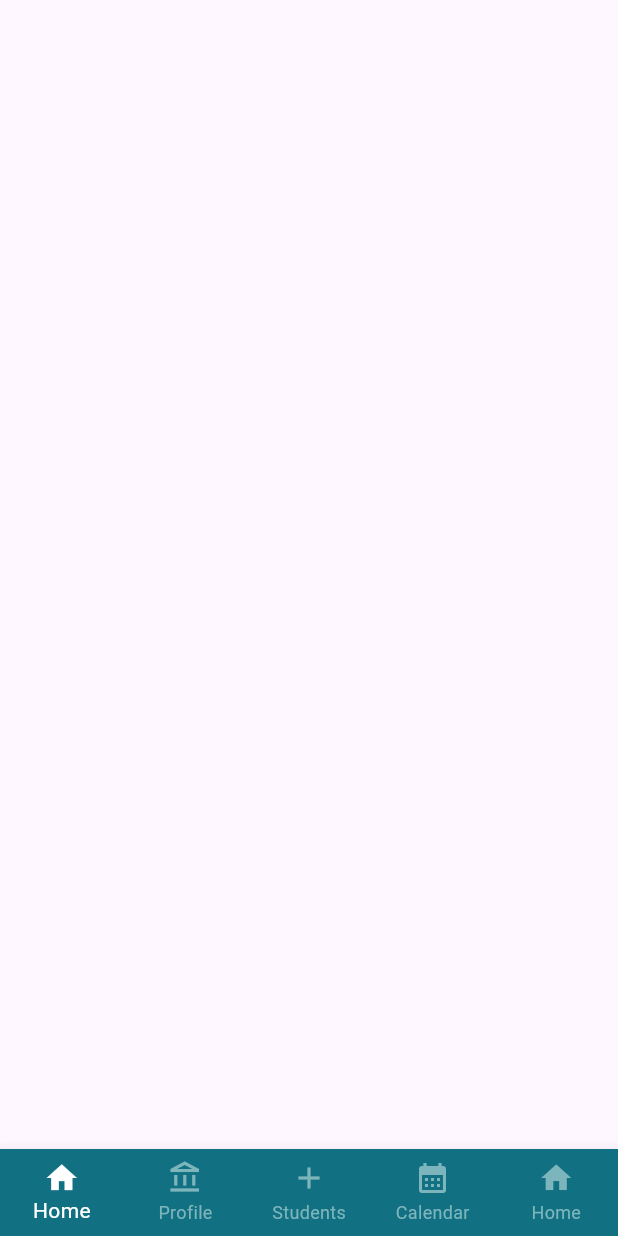
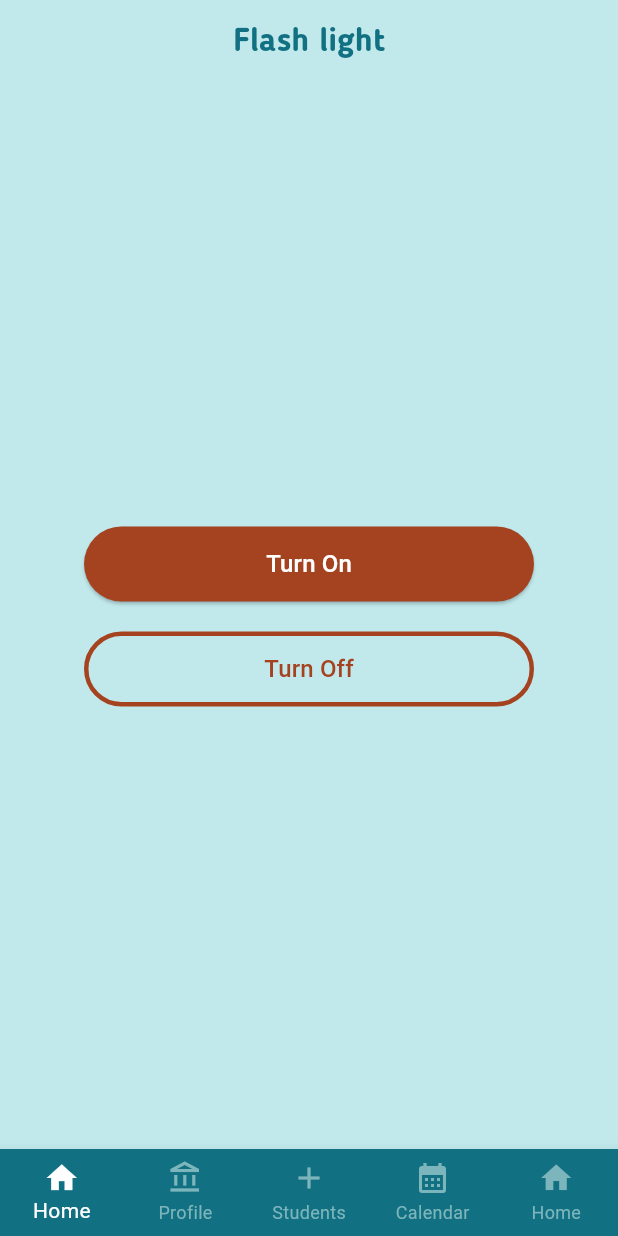
Before and after one commit to LiliaKhylynska/Term, a Flutter app: the DashboardPage screen opened directly, swiped to page 3, on a phone screen of 412 x 824 dp. Run offline on Flutter 3.47's test engine with Material 3 defaults, Android fonts, the phone set to English and light mode, and no system bars; our stand-ins replace cloud_firestore, connectivity_plus, firebase_core, flutter_bloc, hive_flutter; missing offline and left inert: flash_light_plugin; accounts and stored records are empty.

Commit message:
add flash light

```diff
--- a/lib/screens/dashboard_page.dart
+++ b/lib/screens/dashboard_page.dart
@@ -3,6 +3,7 @@ import 'dart:async';
 import 'package:connectivity_plus/connectivity_plus.dart';
 import 'package:flutter/material.dart';
 import 'package:term/constants/colors.dart';
+import 'package:term/screens/flash_light_page.dart';
 import 'package:term/screens/home_page.dart';
 import 'package:term/screens/profile_page.dart';
 import 'package:term/widgets/error_popup.dart';
@@ -49,7 +50,7 @@ class _DashboardPageState extends State<DashboardPage> {
         children: const [
           HomePage(),
           ProfilePage(),
-          Scaffold(),
+          FlashLightPage(),
           Scaffold(),
           Scaffold(),
         ],
--- /dev/null
+++ b/lib/screens/flash_light_page.dart
@@ -0,0 +1,50 @@
+import 'package:flash_light_plugin/flash_light_plugin.dart';
+import 'package:flutter/material.dart';
+import 'package:term/constants/colors.dart';
+import 'package:term/widgets/primary_button.dart';
+import 'package:term/widgets/secondary_button.dart';
+
+class FlashLightPage extends StatelessWidget {
+  const FlashLightPage({super.key});
+
+  @override
+  Widget build(BuildContext context) {
+    return Scaffold(
+      backgroundColor: AppColors.lightBlue,
+      appBar: AppBar(
+        backgroundColor: Colors.transparent,
+        centerTitle: true,
+        title: const Text(
+          'Flash light',
+          style: TextStyle(
+            color: AppColors.green,
+            fontWeight: FontWeight.bold,
+            fontFamily: "Blogger-Sans",
+          ),
+        ),
+      ),
+      body: Center(
+        child: Column(
+          crossAxisAlignment: CrossAxisAlignment.center,
+          mainAxisAlignment: MainAxisAlignment.center,
+          children: [
+            PrimaryButton(
+                text: "Turn On",
+                onPressed: () {
+                  FlashLightPlugin.turnOn();
+                }),
+            const SizedBox(
+              height: 20,
+            ),
+            SecondaryButton(
+                text: "Turn Off",
+                onPressed: () {
+                  FlashLightPlugin.turnOff();
+                })
+          ],
+        ),
+      ),
+    );
+    ;
+  }
+}
--- a/pubspec.yaml
+++ b/pubspec.yaml
@@ -41,6 +41,10 @@ dependencies:
   firebase_auth: ^5.3.2
   cloud_firestore: ^5.5.0
   flutter_bloc: ^8.1.6
+  flash_light_plugin:
+    git:
+      url: https://github.com/LiliaKhylynska/FlashLightPlugin
+      ref: 6100c9a4a8ec890557d85ee050e40aa01e15b4c8
 
 dev_dependencies:
   flutter_test:
```
Also changed, not shown: pubspec.lock.
